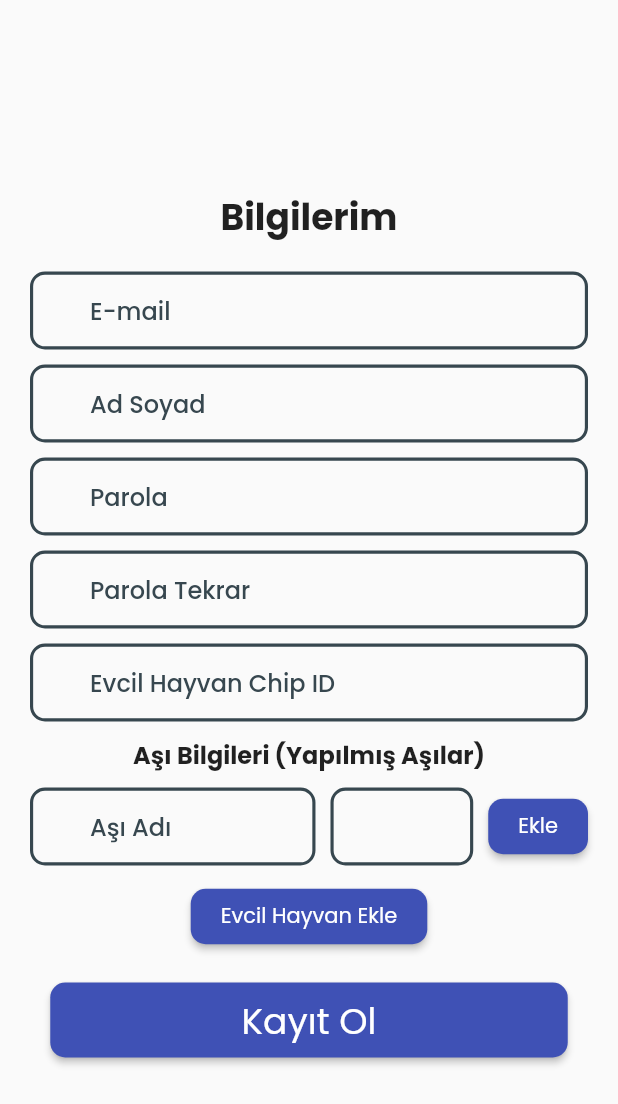
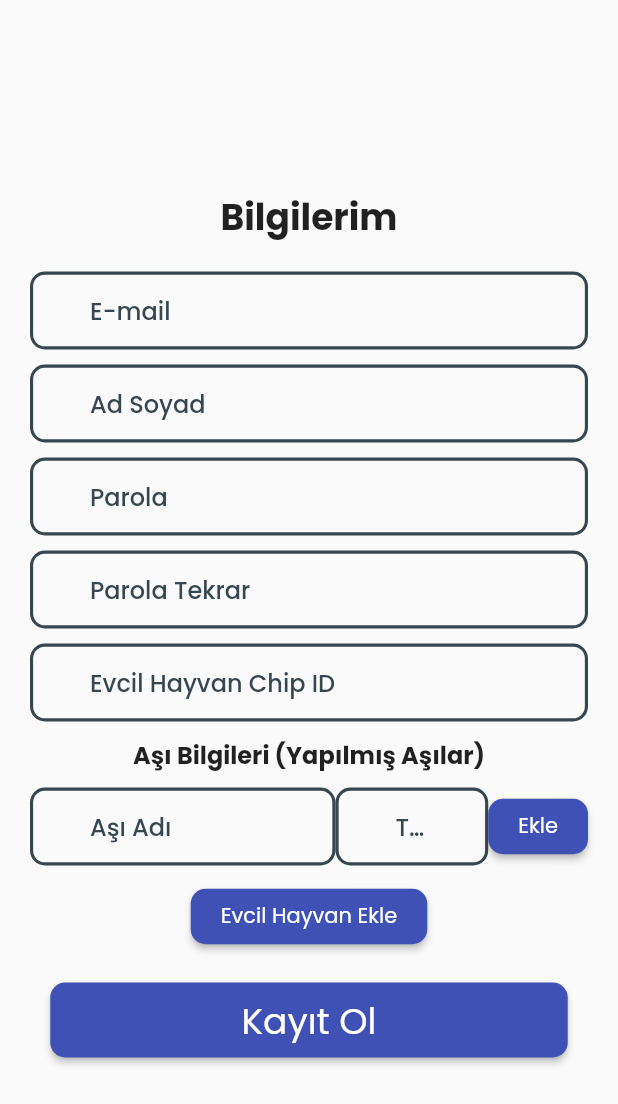
Before and after one commit to ElanurToptas/ANTHELION, a Flutter app: the RegisterPage widget shown alone on an empty page, opened directly, after a tap on "Evcil Hayvan Ekle", on a phone screen of 412 x 824 dp. Shown: the top 1104 px of the screen. Run offline on Flutter 3.47's test engine with Material 2 defaults, Android fonts, the phone set to English and light mode, and no system bars; our stand-ins replace cloud_firestore, file_picker, firebase_auth, firebase_core, firebase_storage, flutter_heatmap_calendar and 5 more; missing offline and left inert: flutter_pdfview; accounts and stored records are empty; network calls fail.

Commit message:
hata_düzeltildi

```diff
--- a/lib/login_signup/users_signup.dart
+++ b/lib/login_signup/users_signup.dart
@@ -3,6 +3,8 @@ import 'package:flutter/material.dart';
 import 'package:firebase_auth/firebase_auth.dart';
 
 import 'login_screen.dart';
+
+const SizedBox _sizedBoxHeight10 = SizedBox(height: 10);
 
 class RegisterPage extends StatefulWidget {
   @override
@@ -48,9 +50,7 @@ class _RegisterPageState extends State<RegisterPage> {
                         ),
                       ),
                     ),
-                    SizedBox(
-                      height: 10,
-                    ),
+                    _sizedBoxHeight10,
                     DecoratedBox(
                       decoration: BoxDecoration(),
                       child: TextFormField(
@@ -59,9 +59,7 @@ class _RegisterPageState extends State<RegisterPage> {
                             labelText: 'E-mail', border: InputBorder.none),
                       ),
                     ),
-                    SizedBox(
-                      height: 10,
-                    ),
+                    _sizedBoxHeight10,
                     DecoratedBox(
                       decoration: BoxDecoration(),
                       child: TextFormField(
@@ -70,9 +68,7 @@ class _RegisterPageState extends State<RegisterPage> {
                             labelText: 'Ad Soyad', border: InputBorder.none),
                       ),
                     ),
-                    SizedBox(
-                      height: 10,
-                    ),
+                    _sizedBoxHeight10,
                     DecoratedBox(
                       decoration: BoxDecoration(),
                       child: TextFormField(
@@ -82,9 +78,7 @@ class _RegisterPageState extends State<RegisterPage> {
                         obscureText: true,
                       ),
                     ),
-                    SizedBox(
-                      height: 10,
-                    ),
+                    _sizedBoxHeight10,
                     DecoratedBox(
                       decoration: BoxDecoration(),
                       child: TextFormField(
@@ -95,9 +89,7 @@ class _RegisterPageState extends State<RegisterPage> {
                         obscureText: true,
                       ),
                     ),
-                    SizedBox(
-                      height: 10,
-                    ),
+                    _sizedBoxHeight10,
                     ListView.builder(
                       shrinkWrap: true,
                       physics: NeverScrollableScrollPhysics(),
@@ -123,7 +115,7 @@ class _RegisterPageState extends State<RegisterPage> {
                                 },
                               ),
                             ),
-                            SizedBox(height: 10),
+                            _sizedBoxHeight10,
                             Text(
                               'Aşı Bilgileri (Yapılmış Aşılar)',
                               style: TextStyle(
@@ -143,7 +135,7 @@ class _RegisterPageState extends State<RegisterPage> {
                                 );
                               }).toList(),
                             ),
-                            SizedBox(height: 10),
+                            _sizedBoxHeight10,
                             Row(
                               children: [
                                 Expanded(
@@ -160,7 +152,7 @@ class _RegisterPageState extends State<RegisterPage> {
                                     },
                                   ),
                                 ),
-                                SizedBox(width: 10),
+                                _sizedBoxHeight10,
                                 Expanded(
                                   flex: 1,
                                   child: GestureDetector(
@@ -182,7 +174,7 @@ class _RegisterPageState extends State<RegisterPage> {
                                     ),
                                   ),
                                 ),
-                                SizedBox(width: 10),
+                                _sizedBoxHeight10,
                                 ElevatedButton(
                                   onPressed: () {
                                     setState(() {
@@ -201,7 +193,7 @@ class _RegisterPageState extends State<RegisterPage> {
                                 ),
                               ],
                             ),
-                            SizedBox(height: 10),
+                            _sizedBoxHeight10,
                           ],
                         );
                       },
```
